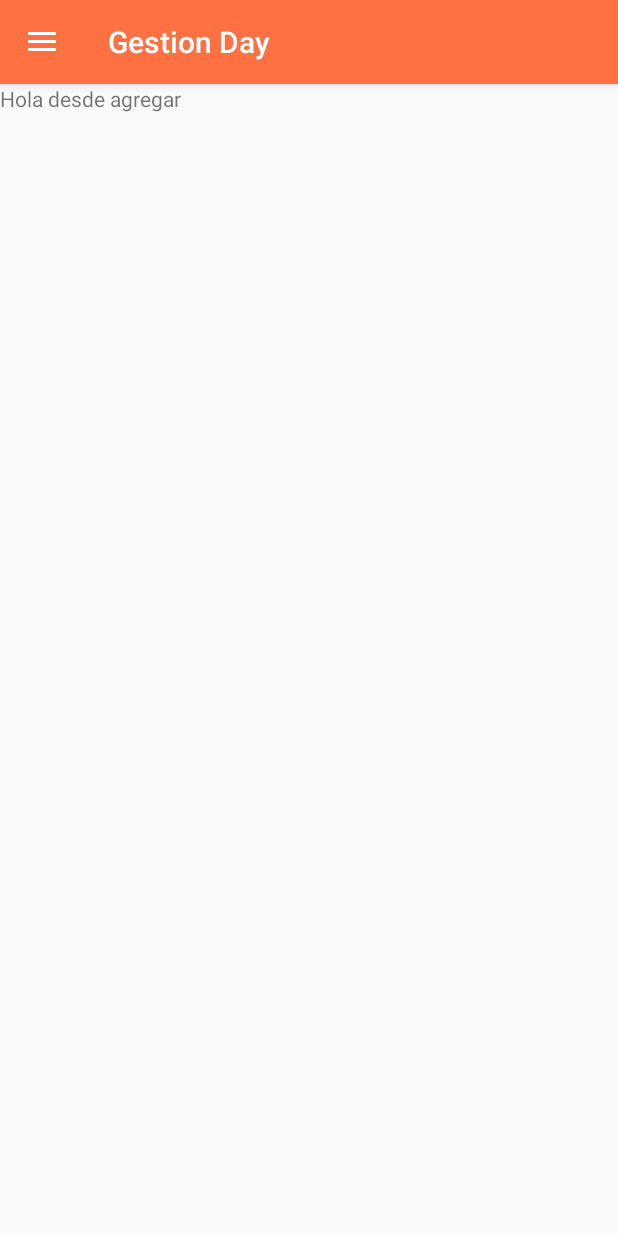
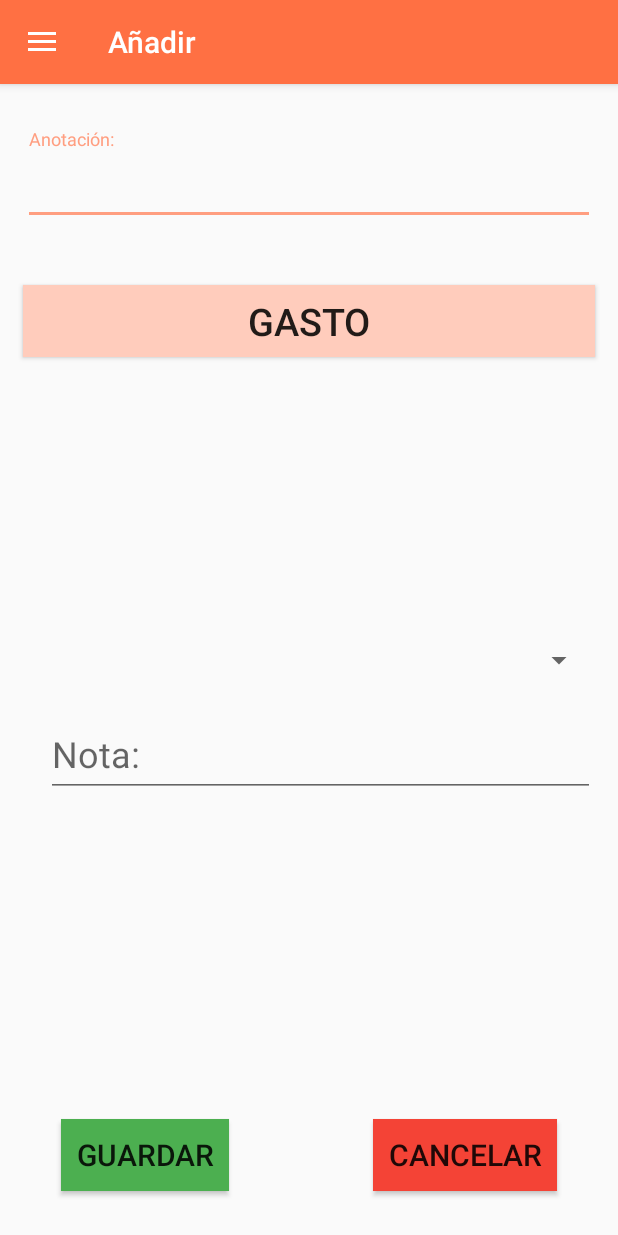
Before and after one commit to alvarotellez/gestionDay, an Android app: the screen it shows after launch (MainActivity), in the side drawer, after a tap on "Agregar", on a phone screen of 412 x 824 dp. Run offline under Robolectric (Android 15) with nearby library versions, the phone set to English and light mode, and no system bars.

Commit message:
Arreglar toggle button

```diff
--- a/app/build.gradle
+++ b/app/build.gradle
@@ -27,4 +27,6 @@ dependencies {
     compile 'com.android.support:appcompat-v7:24.2.1'
     compile 'com.android.support:design:24.2.1'
     testCompile 'junit:junit:4.12'
+
+    compile 'com.android.support:design:24.2.0'
 }
--- a/app/src/main/java/es/iesnervion/atellez/gestionday/Fragments/AboutUsFragment.java
+++ b/app/src/main/java/es/iesnervion/atellez/gestionday/Fragments/AboutUsFragment.java
@@ -5,6 +5,7 @@ import android.os.Bundle;
 import android.view.LayoutInflater;
 import android.view.View;
 import android.view.ViewGroup;
+import android.widget.Spinner;
 
 import es.iesnervion.atellez.gestionday.R;
 
@@ -16,5 +17,6 @@ public class AboutUsFragment extends Fragment {
     public View onCreateView(LayoutInflater inflater, ViewGroup container, Bundle savedInstanceState)
     {
         return inflater.inflate(R.layout.fragment_about, container, false);
+
     }
 }
--- a/app/src/main/java/es/iesnervion/atellez/gestionday/Fragments/AgregarFragment.java
+++ b/app/src/main/java/es/iesnervion/atellez/gestionday/Fragments/AgregarFragment.java
@@ -5,6 +5,8 @@ import android.os.Bundle;
 import android.view.LayoutInflater;
 import android.view.View;
 import android.view.ViewGroup;
+import android.widget.ArrayAdapter;
+import android.widget.Spinner;
 
 import es.iesnervion.atellez.gestionday.R;
 
@@ -17,5 +19,7 @@ public class AgregarFragment extends Fragment{
     public View onCreateView(LayoutInflater inflater, ViewGroup container, Bundle savedInstanceState)
     {
             return inflater.inflate(R.layout.fragment_agregar, container, false);
+
     }
+
 }
--- a/app/src/main/java/es/iesnervion/atellez/gestionday/MainActivity.java
+++ b/app/src/main/java/es/iesnervion/atellez/gestionday/MainActivity.java
@@ -1,6 +1,7 @@
 package es.iesnervion.atellez.gestionday;
 
 
+import android.app.Fragment;
 import android.app.FragmentTransaction;
 import android.os.Bundle;
 import android.support.design.widget.NavigationView;
@@ -9,7 +10,6 @@ import android.support.v4.widget.DrawerLayout;
 import android.support.v7.app.ActionBarDrawerToggle;
 import android.support.v7.app.AppCompatActivity;
 import android.support.v7.widget.Toolbar;
-import android.view.Menu;
 import android.view.MenuItem;
 
 import es.iesnervion.atellez.gestionday.Fragments.AboutUsFragment;
@@ -66,45 +66,42 @@ public class MainActivity extends AppCompatActivity
     public boolean onNavigationItemSelected(MenuItem item) {
 
         int id = item.getItemId();
+        Fragment fragment = null;
+        String titulo = "";
+        if (id == R.id.nav_home){
+            fragment = new InicioFragment();
+            titulo = "Inicio";
+        }else if (id == R.id.nav_add) {
+            fragment = new AgregarFragment();
+            titulo = "Añadir";
+        } else if (id == R.id.nav_resume) {
+            fragment = new ResumenFragment();
+            titulo = "Resumen";
+        } else if (id == R.id.nav_graphic) {
+            fragment= new GraficoFragment();
+            titulo = "Gráfico";
+        } else if (id == R.id.nav_about) {
+            fragment = new AboutUsFragment();
+            titulo = "Sobre nosotros...";
+        }
 
-        if (id == R.id.nav_home){
-            InicioFragment home = new InicioFragment();
+
+
+        if (fragment != null) {
+
+
+
             FragmentTransaction transactionInicio = getFragmentManager().beginTransaction();
-            transactionInicio.replace(R.id.content_main,home);
+            transactionInicio.replace(R.id.content_main,fragment);
             transactionInicio.addToBackStack(null);
-
+            getSupportActionBar().setTitle(titulo);
             transactionInicio.commit();
-        }else if (id == R.id.nav_add) {
-              AgregarFragment add = new AgregarFragment();
-              FragmentTransaction transactionAgregar = getFragmentManager().beginTransaction();
-              transactionAgregar.replace(R.id.content_main,add);
-              transactionAgregar.addToBackStack(null);
-
-              transactionAgregar.commit();
-
-            } else if (id == R.id.nav_resume) {
-                ResumenFragment resume = new ResumenFragment();
-                FragmentTransaction transactionResumen = getFragmentManager().beginTransaction();
-                transactionResumen.replace(R.id.content_main,resume);
-                transactionResumen.addToBackStack(null);
-
-                transactionResumen.commit();
-            } else if (id == R.id.nav_graphic) {
-                GraficoFragment graphic = new GraficoFragment();
-                FragmentTransaction transactionGrafico = getFragmentManager().beginTransaction();
-                transactionGrafico.replace(R.id.content_main,graphic);
-                transactionGrafico.addToBackStack(null);
-
-                transactionGrafico.commit();
-            } else if (id == R.id.nav_about) {
-
-             AboutUsFragment about = new AboutUsFragment();
-             FragmentTransaction transactionAbout = getFragmentManager().beginTransaction();
-             transactionAbout.replace(R.id.content_main,about);
-             transactionAbout.addToBackStack(null);
-
-            transactionAbout.commit();
-            }
+            //getSupportFragmentManager().beginTransaction()
+            //        .replace(R.id.frame_container, fragment).commit();
+            //
+            // change icon to arrow drawable
+            //getSupportActionBar().setHomeAsUpIndicator(R.drawable.ic_arrow);
+        }
 
         DrawerLayout drawer = (DrawerLayout) findViewById(R.id.drawer_layout);
         drawer.closeDrawer(GravityCompat.START);
--- a/app/src/main/res/layout/fragment_agregar.xml
+++ b/app/src/main/res/layout/fragment_agregar.xml
@@ -1,10 +1,91 @@
 <?xml version="1.0" encoding="utf-8"?>
-<LinearLayout xmlns:android="http://schemas.android.com/apk/res/android"
+<RelativeLayout xmlns:android="http://schemas.android.com/apk/res/android"
     android:orientation="vertical" android:layout_width="match_parent"
     android:layout_height="match_parent">
 
-    <TextView
+    <android.support.design.widget.TextInputLayout
+        android:layout_marginTop="30dp"
+        android:id="@+id/lblGasto"
         android:layout_width="match_parent"
-        android:layout_height="match_parent"
-        android:text="Hola desde agregar"/>
-</LinearLayout>
+        android:layout_height="wrap_content"
+        android:hint="@string/lblAnotacion"
+        android:layout_marginBottom="40dp"
+        android:layout_marginLeft="15dp"
+        android:layout_marginRight="15dp"
+        android:layout_alignParentStart="true"
+        >
+        <android.support.design.widget.TextInputEditText
+            android:id="@+id/anotacion"
+            android:layout_width="match_parent"
+            android:layout_height="wrap_content"
+            android:inputType="numberDecimal"
+            android:textSize="24dp"/>
+    </android.support.design.widget.TextInputLayout>
+
+    <ToggleButton
+        android:layout_marginLeft="15dp"
+        android:layout_marginRight="15dp"
+        android:layout_width="match_parent"
+        android:layout_height="wrap_content"
+        android:id="@+id/btnGasto"
+        android:textOn="Ingreso"
+        android:textOff="Gasto"
+        android:layout_below="@+id/lblGasto"
+        android:layout_alignParentStart="true"
+        android:textSize="25dp"
+        android:background="#ffccbc"/>
+
+
+    <Spinner
+        android:id="@+id/spTipo"
+        android:layout_width="match_parent"
+        android:layout_height="wrap_content"
+        android:layout_centerVertical="true"
+        android:layout_alignParentStart="true"
+        android:layout_marginRight="15dp"
+        android:layout_marginLeft="15dp"/>
+
+    <android.support.design.widget.TextInputLayout
+        android:layout_width="match_parent"
+        android:layout_height="wrap_content"
+        android:hint="@string/lblNota"
+        android:layout_below="@+id/spTipo"
+        android:layout_alignStart="@+id/spTipo"
+        android:layout_marginTop="80dp"
+        android:layout_marginLeft="15dp"
+        android:layout_margin="15dp">
+        <android.support.design.widget.TextInputEditText
+            android:layout_width="match_parent"
+            android:layout_height="wrap_content"
+            android:inputType="text"
+            android:textSize="24dp"/>
+    </android.support.design.widget.TextInputLayout>
+
+    <Button
+        android:id="@+id/btnCancelar"
+        android:layout_width="wrap_content"
+        android:layout_height="wrap_content"
+        android:text="Cancelar"
+        android:textSize="20dp"
+        android:layout_alignParentBottom="true"
+        android:layout_alignEnd="@+id/btnGasto"
+        android:layout_marginBottom="30dp"
+        android:layout_marginRight="25dp"
+        android:background="#f44336"
+        android:padding="10dp"/>
+
+    <Button
+        android:id="@+id/btnGuardar"
+        android:layout_width="wrap_content"
+        android:layout_height="wrap_content"
+        android:text="Guardar"
+        android:textSize="20dp"
+        android:layout_alignBaseline="@+id/btnCancelar"
+        android:layout_alignBottom="@+id/btnCancelar"
+        android:layout_alignStart="@+id/btnGasto"
+        android:layout_marginLeft="25dp"
+        android:background="#4caf50"
+        android:padding="10dp"/>
+
+
+</RelativeLayout>
--- a/app/src/main/res/values/colors.xml
+++ b/app/src/main/res/values/colors.xml
@@ -2,5 +2,5 @@
 <resources>
     <color name="colorPrimary">#ff7043</color>
     <color name="colorPrimaryDark">#bf360c</color>
-    <color name="colorAccent">#FF4081</color>
+    <color name="colorAccent">#ff9e80</color>
 </resources>
--- a/app/src/main/res/values/strings.xml
+++ b/app/src/main/res/values/strings.xml
@@ -11,4 +11,10 @@
     <string name="bienvenida2">Cuida de los pequeños gastos, un pequeño agujero hunde un barco.</string>
     <string name="txtContacto">Aplicación desarrollada en la asignatura de Programación Móviles en el Ciclo de Desarrollo de Aplicaciones Multiplataforma para el Curso 2016/17</string>
     <string name="txtCopy">© Álvaro Téllez Hidalgo - 2017</string>
+
+
+
+    <!--String del fragment_agregar.xml-->
+    <string name="lblAnotacion">Anotación:</string>
+    <string name="lblNota">Nota:</string>
 </resources>
--- /dev/null
+++ b/app/src/main/res/values/valores_spinner.xml
@@ -0,0 +1,8 @@
+<?xml version="1.0" encoding="utf-8"?>
+<resources>
+    <string-array name="spinner_tipo">
+        <item>Factura</item>
+        <item>Compra supermercado</item>
+        <item>Otros gastos</item>
+    </string-array>
+</resources>
```
